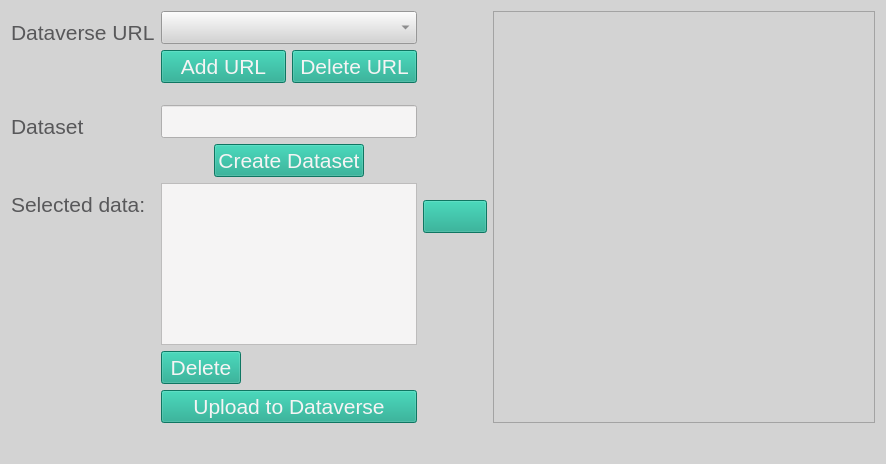
Qt form ibridgescontrib/ibridgesdvn/ui_files/tabDataverse.ui (iBridges-for-iRODS/ibridges-plugin-dataverse) before a commit.
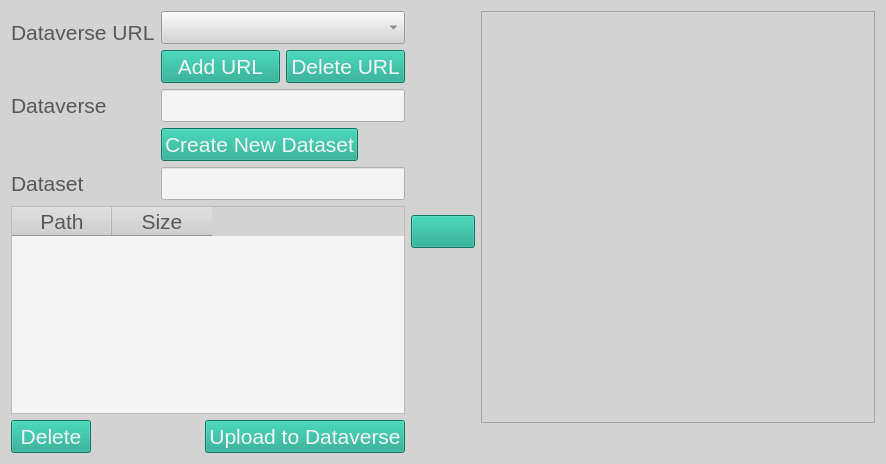
The same form after that commit. Icons and pictures are not drawn.

```diff
--- a/ibridgescontrib/ibridgesdvn/ui_files/tabDataverse.ui
+++ b/ibridgescontrib/ibridgesdvn/ui_files/tabDataverse.ui
@@ -51,9 +51,13 @@
 
 </string>
   </property>
+  <layout class="QHBoxLayout" name="horizontalLayout_6">
+   <item>
   <layout class="QVBoxLayout" name="verticalLayout_4">
    <item>
-    <layout class="QHBoxLayout" name="horizontalLayout_4">
+      <layout class="QVBoxLayout" name="verticalLayout_2">
+       <item>
+        <layout class="QVBoxLayout" name="verticalLayout_3">
      <item>
       <layout class="QFormLayout" name="formLayout">
        <item row="0" column="0">
@@ -88,50 +92,15 @@
          </item>
         </layout>
        </item>
-       <item row="1" column="0">
-        <spacer name="verticalSpacer">
-         <property name="orientation">
-          <enum>Qt::Vertical</enum>
-         </property>
-         <property name="sizeHint" stdset="0">
-          <size>
-           <width>20</width>
-           <height>40</height>
-          </size>
-         </property>
-        </spacer>
-       </item>
-       <item row="2" column="0">
-        <widget class="QLabel" name="dv_ds_label">
-         <property name="text">
-          <string>Dataset</string>
-         </property>
-        </widget>
+           <item row="1" column="1">
+            <widget class="QLineEdit" name="dataverse_edit"/>
        </item>
        <item row="2" column="1">
-        <layout class="QVBoxLayout" name="verticalLayout_2">
-         <item>
-          <widget class="QLineEdit" name="dv_ds_edit"/>
-         </item>
-         <item>
           <layout class="QHBoxLayout" name="horizontalLayout_2">
-           <item>
-            <spacer name="horizontalSpacer">
-             <property name="orientation">
-              <enum>Qt::Horizontal</enum>
-             </property>
-             <property name="sizeHint" stdset="0">
-              <size>
-               <width>40</width>
-               <height>20</height>
-              </size>
-             </property>
-            </spacer>
-           </item>
            <item>
             <widget class="QPushButton" name="dv_create_ds_button">
              <property name="text">
-              <string>Create Dataset</string>
+                <string>Create New Dataset</string>
              </property>
             </widget>
            </item>
@@ -150,17 +119,31 @@
            </item>
           </layout>
          </item>
-        </layout>
-       </item>
        <item row="3" column="0">
         <widget class="QLabel" name="label">
          <property name="text">
-          <string>Selected data:</string>
+              <string>Dataset</string>
          </property>
         </widget>
        </item>
        <item row="3" column="1">
-        <layout class="QVBoxLayout" name="verticalLayout_3">
+            <layout class="QHBoxLayout" name="horizontalLayout_5">
+             <item>
+              <widget class="QLineEdit" name="dv_ds_edit"/>
+             </item>
+            </layout>
+           </item>
+           <item row="1" column="0">
+            <widget class="QLabel" name="label_2">
+             <property name="text">
+              <string>Dataverse</string>
+             </property>
+            </widget>
+           </item>
+          </layout>
+         </item>
+        </layout>
+       </item>
          <item>
           <widget class="QTableWidget" name="selected_data_table">
            <property name="selectionMode">
@@ -169,6 +152,16 @@
            <property name="selectionBehavior">
             <enum>QAbstractItemView::SelectRows</enum>
            </property>
+         <column>
+          <property name="text">
+           <string>Path</string>
+          </property>
+         </column>
+         <column>
+          <property name="text">
+           <string>Size</string>
+          </property>
+         </column>
           </widget>
          </item>
          <item>
@@ -181,7 +174,7 @@
             </widget>
            </item>
            <item>
-            <spacer name="horizontalSpacer_3">
+          <spacer name="horizontalSpacer">
              <property name="orientation">
               <enum>Qt::Horizontal</enum>
              </property>
@@ -193,11 +186,7 @@
              </property>
             </spacer>
            </item>
-          </layout>
-         </item>
-        </layout>
-       </item>
-       <item row="4" column="1">
+         <item>
         <widget class="QPushButton" name="dv_push_button">
          <property name="text">
           <string>Upload to Dataverse</string>
@@ -206,6 +195,10 @@
        </item>
       </layout>
      </item>
+      </layout>
+     </item>
+    </layout>
+   </item>
      <item>
       <widget class="QPushButton" name="add_selected_button">
        <property name="text">
@@ -215,8 +208,16 @@
         <iconset>
          <normaloff>../../../iBridges-Gui/ibridgesgui/icons/arrow-left.png</normaloff>../../../iBridges-Gui/ibridgesgui/icons/arrow-left.png</iconset>
        </property>
-      </widget>
-     </item>
+     <property name="iconSize">
+      <size>
+       <width>50</width>
+       <height>50</height>
+      </size>
+     </property>
+    </widget>
+   </item>
+   <item>
+    <layout class="QVBoxLayout" name="verticalLayout_5">
      <item>
       <widget class="QTreeView" name="irods_tree_view">
        <property name="selectionMode">
@@ -224,14 +225,14 @@
        </property>
       </widget>
      </item>
-    </layout>
-   </item>
    <item>
     <widget class="QLabel" name="error_label">
      <property name="text">
       <string/>
      </property>
     </widget>
+     </item>
+    </layout>
    </item>
   </layout>
  </widget>
```
Left out of the diff: 2 changed lines with no effect on the pictures. Lines whose indentation alone changed are shown as unchanged.
